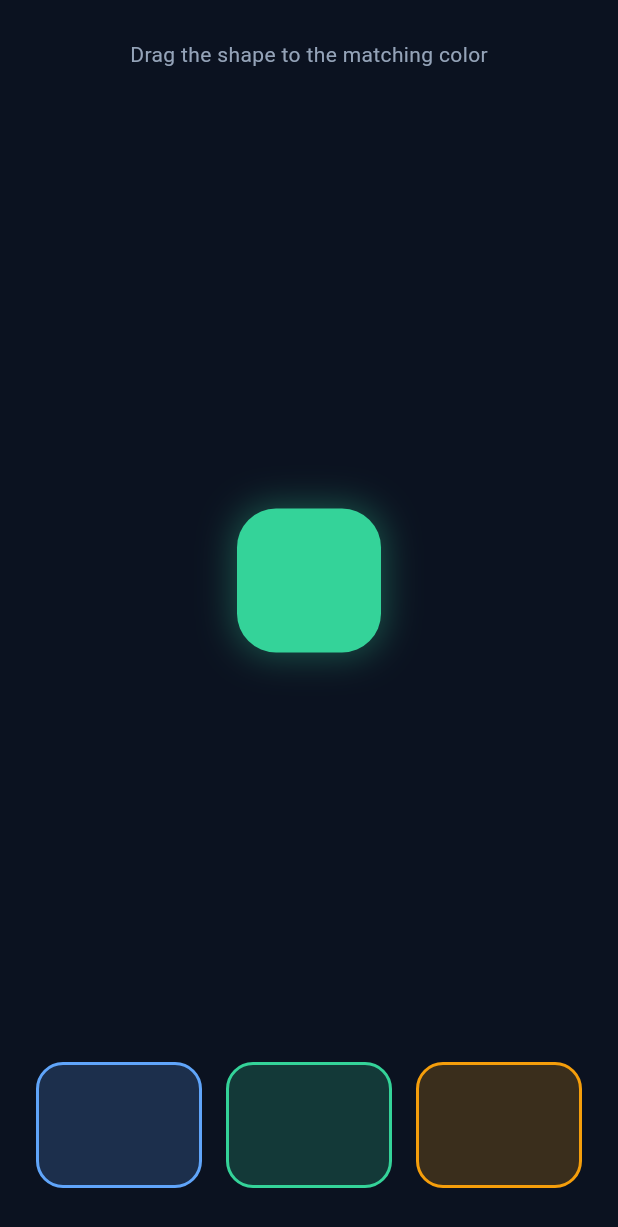
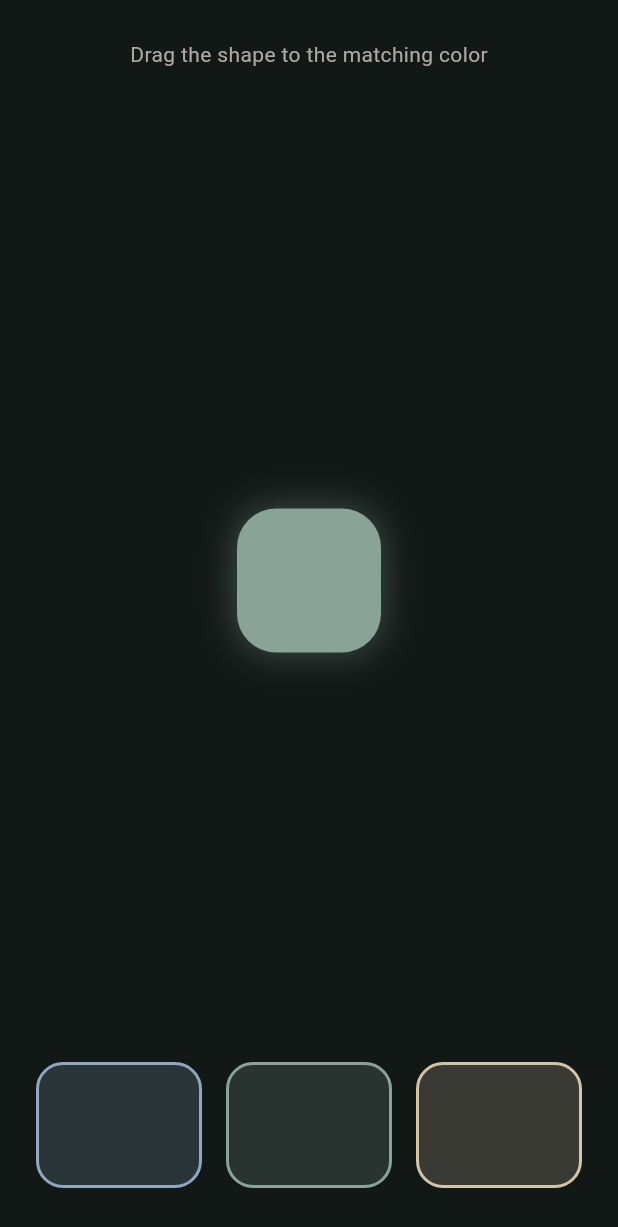
Before and after one commit to pandilo33/resync, a Flutter app: the CategorizationGame widget shown alone on an empty page, opened directly, on a phone screen of 412 x 824 dp. Shown: the top 1227 px of the screen. Run offline on Flutter 3.47's test engine with Material 3 defaults, Android fonts, the light colour scheme and no system bars.

Commit message:
Apply nature-inspired low-saturation color palette (deep sage, mist blue, warm cream, taupe) to soothe anxiety

```diff
--- a/lib/src/games/categorization_game.dart
+++ b/lib/src/games/categorization_game.dart
@@ -17,9 +17,9 @@ class _CategorizationGameState extends State<CategorizationGame> {
   int _glowBin = -1;
 
   final List<Color> _colors = const [
-    Color(0xFF60A5FA),
-    Color(0xFF34D399),
-    Color(0xFFF59E0B),
+    Color(0xFF8FA7BF), // Soothing Mist Blue
+    Color(0xFF8AA399), // Soothing Pale Green / Sage
+    Color(0xFFD5C3A6), // Soothing Warm Taupe / Sand
   ];
 
   @override
--- a/lib/src/screens/home_screen.dart
+++ b/lib/src/screens/home_screen.dart
@@ -44,7 +44,7 @@ class HomeScreen extends StatelessWidget {
       body: Container(
         decoration: const BoxDecoration(
           gradient: LinearGradient(
-            colors: [Color(0xFF0B1220), Color(0xFF111A2E), Color(0xFF1A2240)],
+            colors: [Color(0xFF111816), Color(0xFF16211D), Color(0xFF22302C)],
             begin: Alignment.topLeft,
             end: Alignment.bottomRight,
           ),
--- a/lib/src/theme/app_theme.dart
+++ b/lib/src/theme/app_theme.dart
@@ -1,15 +1,15 @@
 import 'package:flutter/material.dart';
 
 class AppTheme {
-  static const Color bg = Color(0xFF0B1220);
-  static const Color surface = Color(0xFF141D2C);
-  static const Color surfaceAlt = Color(0xFF1C2740);
-  static const Color accent = Color(0xFF7F9CF5);
-  static const Color accentSoft = Color(0xFF93C5FD);
-  static const Color calm = Color(0xFF34D399);
-  static const Color warning = Color(0xFFF59E0B);
-  static const Color text = Color(0xFFE5E7EB);
-  static const Color muted = Color(0xFF94A3B8);
+  static const Color bg = Color(0xFF111816);         // Deep forest sage-dark (very low-stimulation)
+  static const Color surface = Color(0xFF1A2220);    // Soothing sage surface
+  static const Color surfaceAlt = Color(0xFF25312D); // Medium sage-slate
+  static const Color accent = Color(0xFF8AA399);     // Calming pale green/sage
+  static const Color accentSoft = Color(0xFFAEC2B6); // Soothing pale willow green
+  static const Color calm = Color(0xFF8FA7BF);       // Cool mist blue / soft ocean blue
+  static const Color warning = Color(0xFFD5C3A6);    // Warm neutral taupe / cream
+  static const Color text = Color(0xFFEDE9E2);       // Soft cozy ivory cream
+  static const Color muted = Color(0xFFADA9A2);      // Earthy muted taupe
 
   static ThemeData get darkTheme {
     const base = ColorScheme.dark(
@@ -17,10 +17,10 @@ class AppTheme {
       secondary: accentSoft,
       surface: surface,
       error: warning,
-      onPrimary: Colors.white,
-      onSecondary: Colors.white,
+      onPrimary: bg,
+      onSecondary: bg,
       onSurface: text,
-      onError: Colors.black,
+      onError: bg,
     );
 
     return ThemeData(
```
